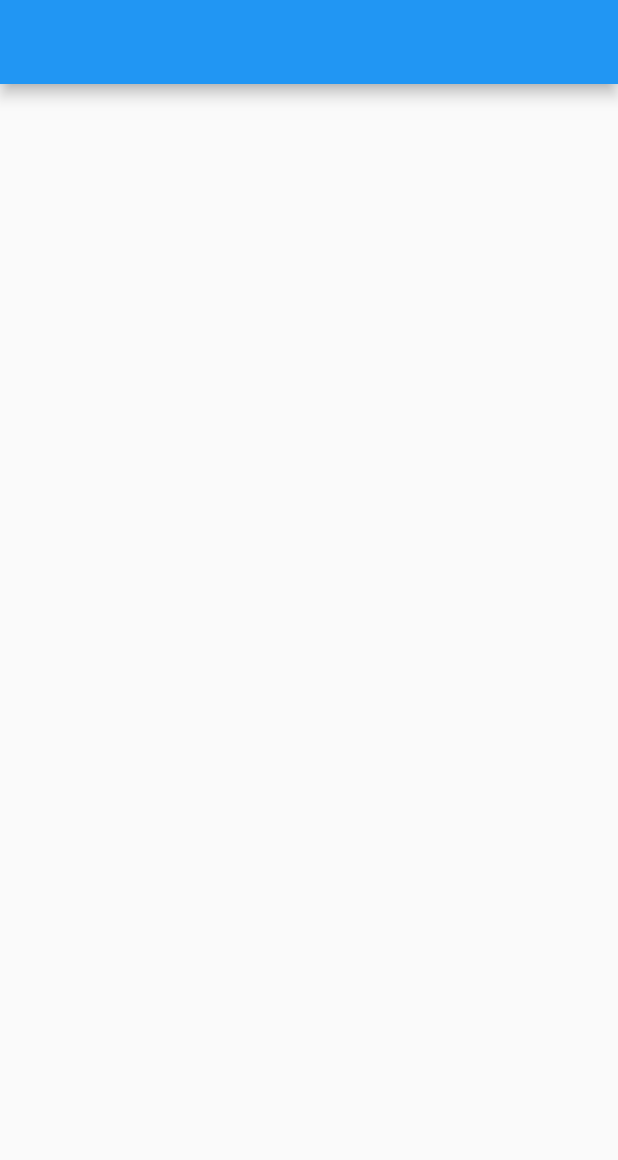
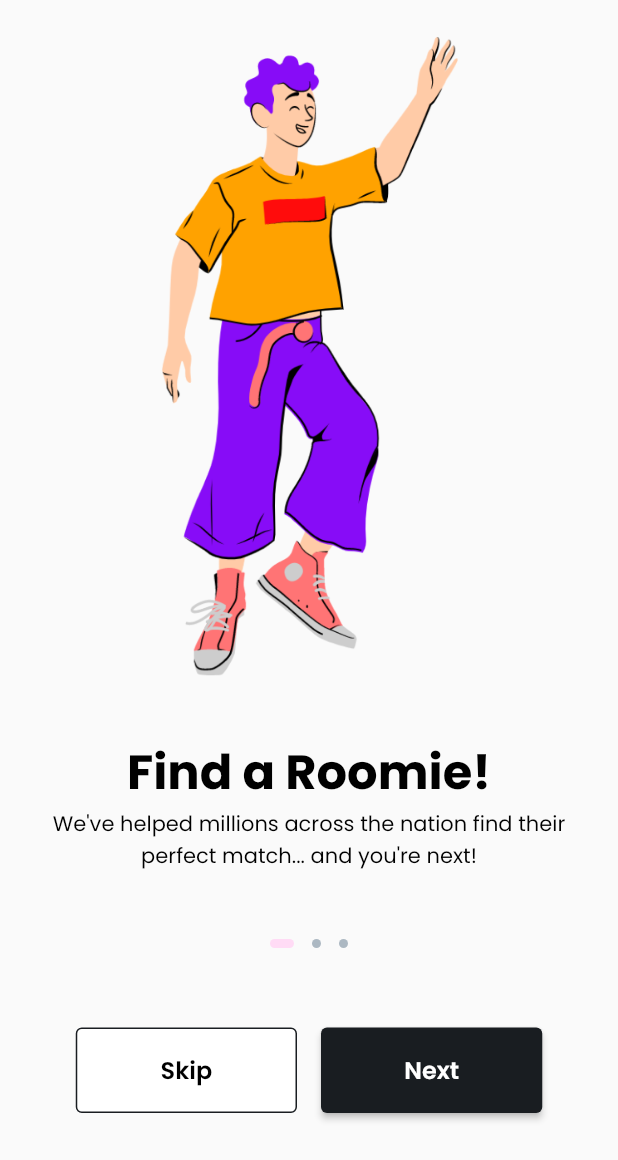
Before and after one commit to AdityaAde/booking-app, a Flutter app: the screen it shows after launch, on a phone screen of 412 x 824 dp. Shown: the top 1160 px of the screen. Run offline on Flutter 3.47's test engine with Material 2 defaults, Android fonts, the phone set to English and light mode, and no system bars; our stand-ins replace bloc, flutter_bloc.

Commit message:
create UI onboarding create component for onbaording add custom extension double

```diff
--- a/lib/config/theme/app_font.dart
+++ b/lib/config/theme/app_font.dart
@@ -1,153 +1,152 @@
 import 'package:flutter/material.dart';
-import 'package:flutter_screenutil/flutter_screenutil.dart';
 
 class AppFont {
-  static TextStyle get hero => TextStyle(
-        fontSize: 72.sp,
+  static TextStyle get hero => const TextStyle(
+        fontSize: 72,
         fontWeight: FontWeight.w700,
         color: Colors.black,
       );
 
-  static TextStyle get display1 => TextStyle(
-        fontSize: 56.sp,
+  static TextStyle get display1 => const TextStyle(
+        fontSize: 56,
         fontWeight: FontWeight.w700,
         color: Colors.black,
       );
 
-  static TextStyle get display2 => TextStyle(
-        fontSize: 40.sp,
+  static TextStyle get display2 => const TextStyle(
+        fontSize: 40,
         fontWeight: FontWeight.w700,
         color: Colors.black,
       );
 
-  static TextStyle get display3 => TextStyle(
-        fontSize: 32.sp,
+  static TextStyle get display3 => const TextStyle(
+        fontSize: 32,
         fontWeight: FontWeight.w700,
         color: Colors.black,
       );
 
-  static TextStyle get heading1 => TextStyle(
-        fontSize: 24.sp,
+  static TextStyle get heading1 => const TextStyle(
+        fontSize: 24,
         fontWeight: FontWeight.w700,
         color: Colors.black,
       );
 
-  static TextStyle get heading2 => TextStyle(
-        fontSize: 20.sp,
+  static TextStyle get heading2 => const TextStyle(
+        fontSize: 20,
         fontWeight: FontWeight.w700,
         color: Colors.black,
       );
 
-  static TextStyle get paragraphLarge => TextStyle(
-        fontSize: 16.sp,
+  static TextStyle get paragraphLarge => const TextStyle(
+        fontSize: 16,
         fontWeight: FontWeight.w400,
         color: Colors.black,
       );
 
-  static TextStyle get paragraphLargeBold => TextStyle(
-        fontSize: 16.sp,
+  static TextStyle get paragraphLargeBold => const TextStyle(
+        fontSize: 16,
         fontWeight: FontWeight.w700,
         color: Colors.black,
       );
 
-  static TextStyle get paragraphMedium => TextStyle(
-        fontSize: 14.sp,
+  static TextStyle get paragraphMedium => const TextStyle(
+        fontSize: 14,
         fontWeight: FontWeight.w400,
         color: Colors.black,
       );
 
-  static TextStyle get paragraphMediumBold => TextStyle(
-        fontSize: 14.sp,
+  static TextStyle get paragraphMediumBold => const TextStyle(
+        fontSize: 14,
         fontWeight: FontWeight.w700,
         color: Colors.black,
       );
 
-  static TextStyle get paragraphSmall => TextStyle(
-        fontSize: 12.sp,
+  static TextStyle get paragraphSmall => const TextStyle(
+        fontSize: 12,
         fontWeight: FontWeight.w400,
         color: Colors.black,
       );
 
-  static TextStyle get paragraphSmallBold => TextStyle(
-        fontSize: 12.sp,
+  static TextStyle get paragraphSmallBold => const TextStyle(
+        fontSize: 12,
         fontWeight: FontWeight.w700,
         color: Colors.black,
       );
 
-  static TextStyle get buttonLarge => TextStyle(
-        fontSize: 16.sp,
+  static TextStyle get buttonLarge => const TextStyle(
+        fontSize: 16,
         fontWeight: FontWeight.w600,
         color: Colors.black,
       );
 
-  static TextStyle get buttonMedium => TextStyle(
-        fontSize: 14.sp,
+  static TextStyle get buttonMedium => const TextStyle(
+        fontSize: 14,
         fontWeight: FontWeight.w600,
         color: Colors.black,
       );
 
-  static TextStyle get buttonSmall => TextStyle(
-        fontSize: 12.sp,
+  static TextStyle get buttonSmall => const TextStyle(
+        fontSize: 12,
         fontWeight: FontWeight.w600,
         color: Colors.black,
       );
 
-  static TextStyle get componentLarge => TextStyle(
-        fontSize: 16.sp,
+  static TextStyle get componentLarge => const TextStyle(
+        fontSize: 16,
         fontWeight: FontWeight.w600,
         color: Colors.black,
       );
 
-  static TextStyle get componentMediumBold => TextStyle(
-        fontSize: 14.sp,
+  static TextStyle get componentMediumBold => const TextStyle(
+        fontSize: 14,
         fontWeight: FontWeight.w600,
         color: Colors.black,
       );
 
-  static TextStyle get componentMedium => TextStyle(
-        fontSize: 14.sp,
+  static TextStyle get componentMedium => const TextStyle(
+        fontSize: 14,
         fontWeight: FontWeight.w400,
         color: Colors.black,
       );
 
-  static TextStyle get componentSmall => TextStyle(
-        fontSize: 12.sp,
+  static TextStyle get componentSmall => const TextStyle(
+        fontSize: 12,
         fontWeight: FontWeight.w600,
         color: Colors.black,
       );
 
-  static TextStyle get h0 => TextStyle(
-        fontSize: 72.sp,
+  static TextStyle get h0 => const TextStyle(
+        fontSize: 72,
         fontWeight: FontWeight.w700,
         color: Colors.black,
       );
 
-  static TextStyle get h1 => TextStyle(
-        fontSize: 56.sp,
+  static TextStyle get h1 => const TextStyle(
+        fontSize: 56,
         fontWeight: FontWeight.w700,
         color: Colors.black,
       );
 
-  static TextStyle get h2 => TextStyle(
-        fontSize: 40.sp,
+  static TextStyle get h2 => const TextStyle(
+        fontSize: 40,
         fontWeight: FontWeight.w700,
         color: Colors.black,
       );
 
-  static TextStyle get h3 => TextStyle(
-        fontSize: 32.sp,
+  static TextStyle get h3 => const TextStyle(
+        fontSize: 32,
         fontWeight: FontWeight.w700,
         color: Colors.black,
       );
 
-  static TextStyle get h4 => TextStyle(
-        fontSize: 24.sp,
+  static TextStyle get h4 => const TextStyle(
+        fontSize: 24,
         fontWeight: FontWeight.w700,
         color: Colors.black,
       );
 
-  static TextStyle get h5 => TextStyle(
-        fontSize: 20.sp,
+  static TextStyle get h5 => const TextStyle(
+        fontSize: 20,
         fontWeight: FontWeight.w700,
         color: Colors.black,
       );
--- a/lib/data/models/onboarding/onboarding.dart
+++ b/lib/data/models/onboarding/onboarding.dart
@@ -1,16 +1,16 @@
 // To parse this JSON data, do
 //
-//     final metaDataModels = metaDataModelsFromJson(jsonString);
+//     final onboarding = onboardingFromJson(jsonString);
 
 import 'dart:convert';
 
-MetaDataModels metaDataModelsFromJson(String str) =>
-    MetaDataModels.fromJson(json.decode(str));
+Onboarding onboardingFromJson(String str) =>
+    Onboarding.fromJson(json.decode(str));
 
-String metaDataModelsToJson(MetaDataModels data) => json.encode(data.toJson());
+String onboardingToJson(Onboarding data) => json.encode(data.toJson());
 
-class MetaDataModels {
-  MetaDataModels({
+class Onboarding {
+  Onboarding({
     this.image,
     this.title,
     this.description,
@@ -20,7 +20,7 @@ class MetaDataModels {
   String? title;
   String? description;
 
-  factory MetaDataModels.fromJson(Map<String, dynamic> json) => MetaDataModels(
+  factory Onboarding.fromJson(Map<String, dynamic> json) => Onboarding(
         image: json["image"],
         title: json["title"],
         description: json["description"],
--- a/lib/presentation/pages/onboarding/component/onboarding_button.dart
+++ b/lib/presentation/pages/onboarding/component/onboarding_button.dart
@@ -1,10 +1,31 @@
+import 'package:booking_app/utilities/extension/double_extension.dart';
 import 'package:flutter/material.dart';
+import 'package:flutter_bloc/flutter_bloc.dart';
+
+import '../../../widget/widget.dart';
+import '../onboarding_cubit.dart';
 
 class OnboardingButton extends StatelessWidget {
-  const OnboardingButton({super.key});
+  const OnboardingButton({Key? key}) : super(key: key);
 
   @override
   Widget build(BuildContext context) {
-    return Container();
+    final cubit = BlocProvider.of<OnboardingCubit>(context);
+    return Row(
+      mainAxisAlignment: MainAxisAlignment.center,
+      children: [
+        SecondaryButton(
+          onPressed: cubit.skip,
+          text: "Skip",
+          width: 147.5,
+        ),
+        16.0.width,
+        PrimaryButton(
+          onPressed: cubit.next,
+          text: "Next",
+          width: 147.5,
+        ),
+      ],
+    );
   }
 }
--- a/lib/presentation/pages/onboarding/component/onboarding_images.dart
+++ b/lib/presentation/pages/onboarding/component/onboarding_images.dart
@@ -1,10 +1,21 @@
+import 'package:booking_app/presentation/pages/onboarding/onboarding_cubit.dart';
 import 'package:flutter/material.dart';
+import 'package:flutter_bloc/flutter_bloc.dart';
 
 class OnboardingImages extends StatelessWidget {
   const OnboardingImages({super.key});
 
   @override
   Widget build(BuildContext context) {
-    return Container();
+    final cubit = BlocProvider.of<OnboardingCubit>(context);
+    return Expanded(
+      child: PageView.builder(
+        itemCount: cubit.state.onboardingList.length,
+        itemBuilder: (c, i) => Image.asset(
+          cubit.state.onboardingList[i].image ?? '',
+        ),
+        onPageChanged: (index) => cubit.swiping(index),
+      ),
+    );
   }
 }
--- a/lib/presentation/pages/onboarding/component/onboarding_indicator.dart
+++ b/lib/presentation/pages/onboarding/component/onboarding_indicator.dart
@@ -1,10 +1,52 @@
 import 'package:flutter/material.dart';
+import 'package:flutter_bloc/flutter_bloc.dart';
+
+import '../../../../config/theme/theme.dart';
+import '../onboarding_cubit.dart';
+import '../onboarding_state.dart';
 
 class OnboardingIndicator extends StatelessWidget {
   const OnboardingIndicator({super.key});
 
   @override
   Widget build(BuildContext context) {
-    return Container();
+    final cubit = BlocProvider.of<OnboardingCubit>(context);
+    return BlocBuilder<OnboardingCubit, OnboardingState>(
+      builder: (context, state) {
+        return Row(
+          mainAxisAlignment: MainAxisAlignment.center,
+          children: List.generate(
+            cubit.state.onboardingList.length,
+            (index) => index == cubit.state.currentIndex
+                ? _activeIndicator(index)
+                : _inactiveIndicator(index),
+          ),
+        );
+      },
+    );
+  }
+
+  Widget _activeIndicator(int index) {
+    return Container(
+      width: 16,
+      height: 6,
+      margin: EdgeInsets.symmetric(horizontal: index == 1 ? 12 : 0),
+      decoration: BoxDecoration(
+        color: AppColor.accentPink,
+        borderRadius: BorderRadius.circular(4),
+      ),
+    );
+  }
+
+  Widget _inactiveIndicator(int index) {
+    return Container(
+      margin: EdgeInsets.symmetric(horizontal: index == 1 ? 12 : 0),
+      width: 6,
+      height: 6,
+      decoration: BoxDecoration(
+        color: AppColor.ink03,
+        borderRadius: BorderRadius.circular(4),
+      ),
+    );
   }
 }
--- a/lib/presentation/pages/onboarding/component/onboarding_title.dart
+++ b/lib/presentation/pages/onboarding/component/onboarding_title.dart
@@ -1,10 +1,36 @@
+import 'package:booking_app/config/theme/app_font.dart';
 import 'package:flutter/material.dart';
+import 'package:flutter_bloc/flutter_bloc.dart';
+
+import '../onboarding_cubit.dart';
+import '../onboarding_state.dart';
 
 class OnboardingTitle extends StatelessWidget {
   const OnboardingTitle({super.key});
 
   @override
   Widget build(BuildContext context) {
-    return Container();
+    final cubit = BlocProvider.of<OnboardingCubit>(context);
+    return BlocBuilder<OnboardingCubit, OnboardingState>(
+      builder: (context, state) {
+        return Column(
+          mainAxisSize: MainAxisSize.min,
+          children: [
+            Text(
+              cubit.state.onboardingList[cubit.state.currentIndex].title ?? '',
+              style: AppFont.h3,
+              textAlign: TextAlign.center,
+            ),
+            Text(
+              cubit.state.onboardingList[cubit.state.currentIndex]
+                      .description ??
+                  '',
+              style: AppFont.paragraphMedium,
+              textAlign: TextAlign.center,
+            ),
+          ],
+        );
+      },
+    );
   }
 }
--- a/lib/presentation/pages/onboarding/onboarding_state.dart
+++ b/lib/presentation/pages/onboarding/onboarding_state.dart
@@ -1,6 +1,35 @@
-part of 'onboarding_cubit.dart';
+import '../../../data/models/onboarding/onboarding.dart';
+import '../../../data/src/img_string.dart';
 
-@immutable
-abstract class OnboardingState {}
+class OnboardingState {
+  final List<Onboarding> onboardingList = [
+    Onboarding(
+      title: 'Find a Roomie!',
+      description:
+          'We\'ve helped millions across the nation find their perfect match... and you\'re next!',
+      image: ImgString.cittaStanding,
+    ),
+    Onboarding(
+      title: 'Your Roommate Finder',
+      description:
+          'Hey you, looking for a roommate? We\'ve helped millions across the nation find their perfect match... and you\'re next!',
+      image: ImgString.cittaStanding2,
+    ),
+    Onboarding(
+      title: 'Find Your Match!',
+      description:
+          'We\'ve helped millions across the nation find their perfect match... and you\'re next!',
+      image: ImgString.cittaStanding1,
+    ),
+  ];
 
-class OnboardingInitial extends OnboardingState {}
+  int currentIndex = 0;
+
+  OnboardingState init() {
+    return OnboardingState();
+  }
+
+  OnboardingState clone() {
+    return OnboardingState();
+  }
+}
--- a/lib/presentation/pages/onboarding/onboarding_view.dart
+++ b/lib/presentation/pages/onboarding/onboarding_view.dart
@@ -1,4 +1,7 @@
+import 'package:booking_app/presentation/pages/onboarding/onboarding_cubit.dart';
+import 'package:booking_app/utilities/extension/double_extension.dart';
 import 'package:flutter/material.dart';
+import 'package:flutter_bloc/flutter_bloc.dart';
 import 'component/component.dart';
 
 class OnboardingPage extends StatelessWidget {
@@ -7,14 +10,29 @@ class OnboardingPage extends StatelessWidget {
   @override
   Widget build(BuildContext context) {
     return Scaffold(
-      appBar: AppBar(),
-      body: Column(
-        children: const [
-          OnboardingImages(),
-          OnboardingTitle(),
-          OnboardingIndicator(),
-          OnboardingButton(),
-        ],
+      body: BlocProvider(
+        create: (context) => OnboardingCubit(),
+        child: _buildPage(),
+      ),
+    );
+  }
+
+  Widget _buildPage() {
+    return SafeArea(
+      child: Padding(
+        padding: const EdgeInsets.only(top: 16, left: 16, right: 16),
+        child: Column(
+          children: [
+            const OnboardingImages(),
+            32.0.height,
+            const OnboardingTitle(),
+            45.0.height,
+            const OnboardingIndicator(),
+            53.0.height,
+            const OnboardingButton(),
+            82.0.height,
+          ],
+        ),
       ),
     );
   }
--- /dev/null
+++ b/lib/presentation/widget/primary_button.dart
@@ -0,0 +1,91 @@
+import 'package:flutter/material.dart';
+import '../../config/theme/theme.dart';
+
+class PrimaryButton extends StatelessWidget {
+  const PrimaryButton(
+      {Key? key,
+      this.type = PrimaryButtonType.type3,
+      required this.onPressed,
+      required this.text,
+      this.width = 78})
+      : super(key: key);
+  final PrimaryButtonType type;
+  final VoidCallback? onPressed;
+  final String text;
+  final double width;
+
+  @override
+  Widget build(BuildContext context) {
+    return type == PrimaryButtonType.type1
+        ? _type1()
+        : type == PrimaryButtonType.type2
+            ? _type2()
+            : _type3();
+  }
+
+  Widget _type1() {
+    return SizedBox(
+      width: width,
+      height: 24,
+      child: ElevatedButton(
+        onPressed: onPressed,
+        style: ElevatedButton.styleFrom(
+          backgroundColor: AppColor.ink01,
+          shape: RoundedRectangleBorder(
+            borderRadius: BorderRadius.circular(4),
+          ),
+        ),
+        child: Text(
+          text,
+          style: AppFont.componentSmall.copyWith(color: AppColor.ink06),
+        ),
+      ),
+    );
+  }
+
+  Widget _type2() {
+    return SizedBox(
+      width: width,
+      height: 32,
+      child: ElevatedButton(
+        onPressed: onPressed,
+        style: ElevatedButton.styleFrom(
+          backgroundColor: AppColor.ink01,
+          shape: RoundedRectangleBorder(
+            borderRadius: BorderRadius.circular(4),
+          ),
+        ),
+        child: Text(
+          text,
+          style: AppFont.componentMediumBold.copyWith(color: AppColor.ink06),
+        ),
+      ),
+    );
+  }
+
+  Widget _type3() {
+    return SizedBox(
+      width: width,
+      height: 57,
+      child: ElevatedButton(
+        onPressed: onPressed,
+        style: ElevatedButton.styleFrom(
+          backgroundColor: AppColor.ink01,
+          shape: RoundedRectangleBorder(
+            borderRadius: BorderRadius.circular(4),
+          ),
+        ),
+        child: Text(
+          text,
+          style: AppFont.componentLarge.copyWith(color: AppColor.ink06),
+        ),
+      ),
+    );
+  }
+}
+
+enum PrimaryButtonType {
+  type1,
+  type2,
+  type3,
+}
--- /dev/null
+++ b/lib/presentation/widget/secondary_button.dart
@@ -0,0 +1,90 @@
+import 'package:flutter/material.dart';
+import '../../config/theme/theme.dart';
+
+class SecondaryButton extends StatelessWidget {
+  const SecondaryButton(
+      {Key? key,
+      this.type = SecondaryType.type3,
+      required this.onPressed,
+      required this.text,
+      this.width = 78})
+      : super(key: key);
+  final SecondaryType type;
+  final VoidCallback? onPressed;
+  final String text;
+  final double width;
+
+  @override
+  Widget build(BuildContext context) {
+    return type == SecondaryType.type1
+        ? _type1()
+        : type == SecondaryType.type2
+            ? _type2()
+            : _type3();
+  }
+
+  Widget _type1() {
+    return SizedBox(
+      height: 24,
+      width: width,
+      child: OutlinedButton(
+        onPressed: onPressed,
+        style: OutlinedButton.styleFrom(
+          side: const BorderSide(color: AppColor.ink01),
+          backgroundColor: AppColor.ink06,
+          shape: RoundedRectangleBorder(
+            borderRadius: BorderRadius.circular(4),
+          ),
+        ),
+        child: Text(
+          text,
+          style: AppFont.componentSmall,
+        ),
+      ),
+    );
+  }
+
+  Widget _type2() {
+    return SizedBox(
+      height: 32,
+      width: width,
+      child: OutlinedButton(
+        onPressed: onPressed,
+        style: OutlinedButton.styleFrom(
+          side: const BorderSide(color: AppColor.ink01),
+          backgroundColor: AppColor.ink06,
+          shape: RoundedRectangleBorder(
+            borderRadius: BorderRadius.circular(4),
+          ),
+        ),
+        child: Text(
+          text,
+          style: AppFont.componentMediumBold,
+        ),
+      ),
+    );
+  }
+
+  Widget _type3() {
+    return SizedBox(
+      height: 57,
+      width: width,
+      child: OutlinedButton(
+        onPressed: onPressed,
+        style: OutlinedButton.styleFrom(
+          side: const BorderSide(color: AppColor.ink01),
+          backgroundColor: AppColor.ink06,
+          shape: RoundedRectangleBorder(
+            borderRadius: BorderRadius.circular(4),
+          ),
+        ),
+        child: Text(
+          text,
+          style: AppFont.componentLarge,
+        ),
+      ),
+    );
+  }
+}
+
+enum SecondaryType { type1, type2, type3 }
--- /dev/null
+++ b/lib/utilities/extension/double_extension.dart
@@ -0,0 +1,6 @@
+import 'package:flutter/material.dart';
+
+extension DoubleExtension on double {
+  Widget get width => SizedBox(width: this);
+  Widget get height => SizedBox(height: this);
+}
```
Also changed, not shown: lib/presentation/pages/onboarding/onboarding_cubit.dart (+23 -3 lines), lib/presentation/widget/widget.dart (+2 -93 lines), lib/utilities/extension/extension.dart (added).
